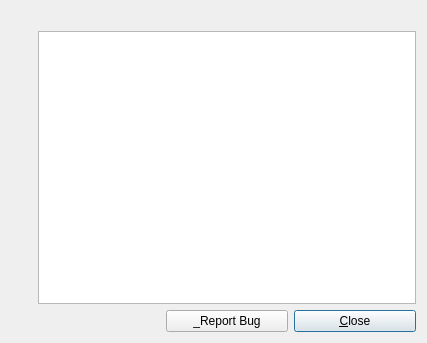
Old version of the form DistUpgrade/dialog_error.ui in the repository stek29/ubuntu-release-upgrader.
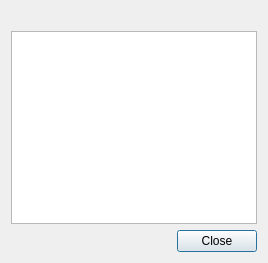
New version of the form. Icons and pictures are not drawn.

Diff of the .ui file:
```diff
--- a/DistUpgrade/dialog_error.ui
+++ b/DistUpgrade/dialog_error.ui
@@ -1,102 +1,83 @@
 <ui version="4.0" >
  <class>dialog_error</class>
- <widget class="QDialog" name="dialog_error" >
-  <property name="geometry" >
+ <widget class="QDialog" name="dialog_error">
+  <property name="geometry">
    <rect>
     <x>0</x>
     <y>0</y>
-    <width>427</width>
-    <height>343</height>
+    <width>268</width>
+    <height>263</height>
    </rect>
   </property>
-  <property name="windowTitle" >
+  <property name="sizePolicy">
+   <sizepolicy hsizetype="Minimum" vsizetype="Minimum">
+    <horstretch>0</horstretch>
+    <verstretch>0</verstretch>
+   </sizepolicy>
+  </property>
+  <property name="windowTitle">
    <string>Error</string>
   </property>
   <property name="modal" >
    <bool>true</bool>
   </property>
-  <layout class="QGridLayout" >
-   <item row="1" column="0" >
-    <spacer name="spacer4" >
-     <property name="orientation" >
-      <enum>Qt::Vertical</enum>
-     </property>
-     <property name="sizeType" >
-      <enum>QSizePolicy::Expanding</enum>
-     </property>
-     <property name="sizeHint" stdset="0" >
-      <size>
-       <width>21</width>
-       <height>161</height>
-      </size>
-     </property>
-    </spacer>
+  <layout class="QVBoxLayout" name="verticalLayout">
+   <item>
+    <layout class="QHBoxLayout" name="horizontalLayout">
+     <item>
+      <widget class="QLabel" name="image">
+       <property name="sizePolicy">
+        <sizepolicy hsizetype="Fixed" vsizetype="Minimum">
+         <horstretch>0</horstretch>
+         <verstretch>0</verstretch>
+        </sizepolicy>
+       </property>
+       <property name="text">
+        <string/>
+       </property>
+       <property name="pixmap">
+        <pixmap>image0</pixmap>
+       </property>
+       <property name="wordWrap">
+        <bool>false</bool>
+       </property>
+      </widget>
+     </item>
+     <item>
+      <widget class="QLabel" name="label_error">
+       <property name="sizePolicy">
+        <sizepolicy hsizetype="Minimum" vsizetype="Minimum">
+         <horstretch>0</horstretch>
+         <verstretch>0</verstretch>
+        </sizepolicy>
+       </property>
+       <property name="text">
+        <string/>
+       </property>
+       <property name="wordWrap">
+        <bool>true</bool>
+       </property>
+      </widget>
+     </item>
+    </layout>
    </item>
-   <item row="3" column="3" >
-    <widget class="QPushButton" name="button_close" >
-     <property name="text" >
-      <string>&amp;Close</string>
-     </property>
-    </widget>
-   </item>
-   <item row="0" column="0" >
-    <widget class="QLabel" name="image" >
-     <property name="sizePolicy" >
-      <sizepolicy vsizetype="Preferred" hsizetype="Fixed" >
-       <horstretch>0</horstretch>
-       <verstretch>0</verstretch>
-      </sizepolicy>
-     </property>
-     <property name="text" >
-      <string/>
-     </property>
-     <property name="pixmap" >
-      <pixmap>image0</pixmap>
-     </property>
-     <property name="wordWrap" >
-      <bool>false</bool>
-     </property>
-    </widget>
-   </item>
-   <item row="0" column="1" colspan="3" >
-    <widget class="QLabel" name="label_error" >
-     <property name="text" >
-      <string/>
-     </property>
-     <property name="wordWrap" >
+   <item>
+    <widget class="QTextBrowser" name="textview_error">
+     <property name="openExternalLinks">
       <bool>true</bool>
      </property>
     </widget>
    </item>
-   <item row="3" column="0" colspan="2" >
-    <spacer name="spacer5" >
-     <property name="orientation" >
-      <enum>Qt::Horizontal</enum>
-     </property>
-     <property name="sizeType" >
-      <enum>QSizePolicy::Expanding</enum>
-     </property>
-     <property name="sizeHint" stdset="0" >
-      <size>
-       <width>130</width>
-       <height>21</height>
-      </size>
-     </property>
-    </spacer>
-   </item>
-   <item row="3" column="2" >
-    <widget class="QPushButton" name="button_bugreport" >
-     <property name="text" >
-      <string>_Report Bug</string>
+   <item>
+    <widget class="QDialogButtonBox" name="buttonBox">
+     <property name="standardButtons">
+      <set>QDialogButtonBox::Close</set>
      </property>
     </widget>
    </item>
-   <item rowspan="2" row="1" column="1" colspan="3" >
-    <widget class="QTextEdit" name="textview_error" />
-   </item>
   </layout>
  </widget>
- <layoutdefault spacing="6" margin="11" />
+ <layoutdefault spacing="6" margin="11"/>
  <resources/>
  <connections>
   <connection>
```
Left out of the diff: 21 changed lines with no effect on the pictures.
